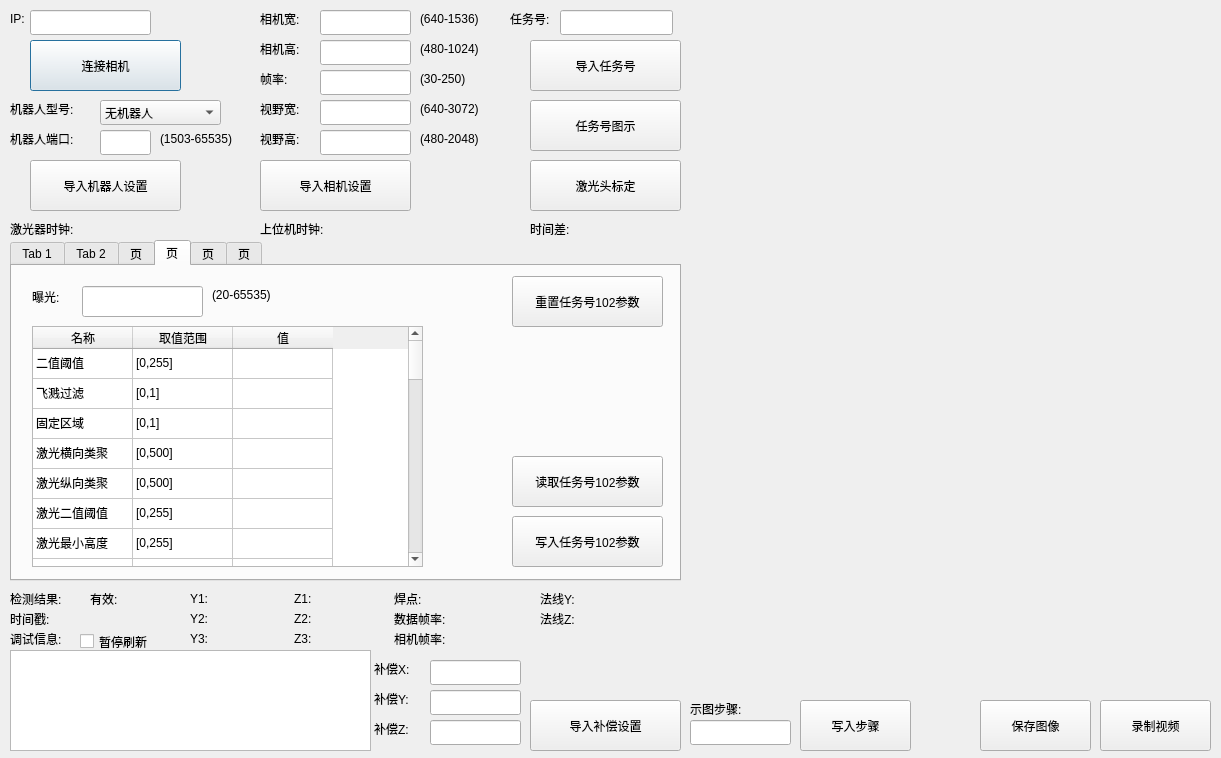
The window that qtmysunnydlg.ui (qubo188612/qtmysunny) describes before a commit, drawn with Qt 5.
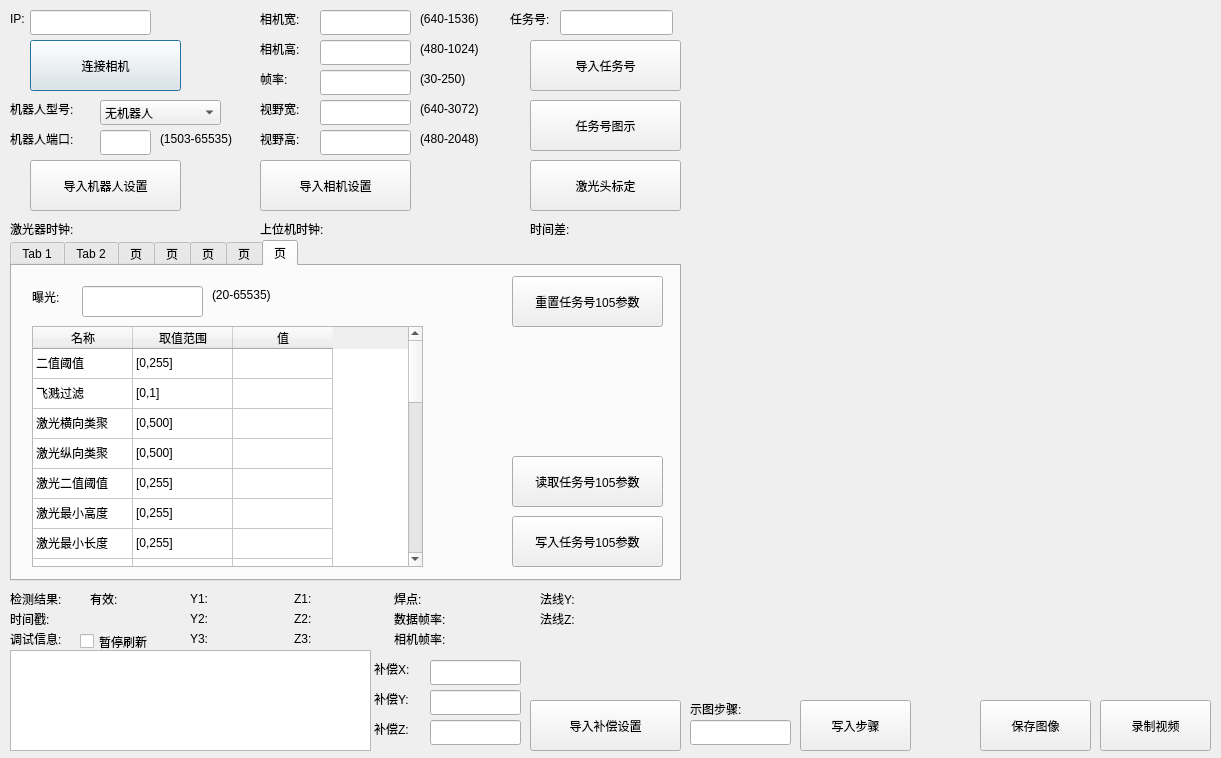
The same window after the commit. Custom widgets are drawn as their Qt base class.

Patch:
```diff
--- a/qtmysunnydlg.ui
+++ b/qtmysunnydlg.ui
@@ -580,7 +580,7 @@
     </rect>
    </property>
    <property name="currentIndex">
-    <number>3</number>
+    <number>6</number>
    </property>
    <widget class="QWidget" name="tab">
     <attribute name="title">
@@ -3729,6 +3729,594 @@
      </property>
     </widget>
    </widget>
+   <widget class="QWidget" name="tab_7">
+    <attribute name="title">
+     <string>页</string>
+    </attribute>
+    <widget class="QTableWidget" name="tab7tableWidget">
+     <property name="geometry">
+      <rect>
+       <x>20</x>
+       <y>60</y>
+       <width>391</width>
+       <height>241</height>
+      </rect>
+     </property>
+     <attribute name="verticalHeaderVisible">
+      <bool>false</bool>
+     </attribute>
+     <row>
+      <property name="text">
+       <string>1</string>
+      </property>
+     </row>
+     <row>
+      <property name="text">
+       <string>2</string>
+      </property>
+     </row>
+     <row>
+      <property name="text">
+       <string>3</string>
+      </property>
+     </row>
+     <row>
+      <property name="text">
+       <string>4</string>
+      </property>
+     </row>
+     <row>
+      <property name="text">
+       <string>5</string>
+      </property>
+     </row>
+     <row>
+      <property name="text">
+       <string>6</string>
+      </property>
+     </row>
+     <row>
+      <property name="text">
+       <string>7</string>
+      </property>
+     </row>
+     <row>
+      <property name="text">
+       <string>8</string>
+      </property>
+     </row>
+     <row>
+      <property name="text">
+       <string>9</string>
+      </property>
+     </row>
+     <row>
+      <property name="text">
+       <string>10</string>
+      </property>
+     </row>
+     <row>
+      <property name="text">
+       <string>11</string>
+      </property>
+     </row>
+     <row>
+      <property name="text">
+       <string>12</string>
+      </property>
+     </row>
+     <row>
+      <property name="text">
+       <string>13</string>
+      </property>
+     </row>
+     <row>
+      <property name="text">
+       <string>14</string>
+      </property>
+     </row>
+     <row>
+      <property name="text">
+       <string>15</string>
+      </property>
+     </row>
+     <row>
+      <property name="text">
+       <string>16</string>
+      </property>
+     </row>
+     <row>
+      <property name="text">
+       <string>17</string>
+      </property>
+     </row>
+     <row>
+      <property name="text">
+       <string>18</string>
+      </property>
+     </row>
+     <row>
+      <property name="text">
+       <string>19</string>
+      </property>
+     </row>
+     <row>
+      <property name="text">
+       <string>20</string>
+      </property>
+     </row>
+     <row>
+      <property name="text">
+       <string>21</string>
+      </property>
+     </row>
+     <row>
+      <property name="text">
+       <string>22</string>
+      </property>
+     </row>
+     <row>
+      <property name="text">
+       <string>23</string>
+      </property>
+     </row>
+     <row>
+      <property name="text">
+       <string>24</string>
+      </property>
+     </row>
+     <column>
+      <property name="text">
+       <string>名称</string>
+      </property>
+     </column>
+     <column>
+      <property name="text">
+       <string>取值范围</string>
+      </property>
+     </column>
+     <column>
+      <property name="text">
+       <string>值</string>
+      </property>
+     </column>
+     <item row="0" column="0">
+      <property name="text">
+       <string>二值阈值</string>
+      </property>
+     </item>
+     <item row="0" column="1">
+      <property name="text">
+       <string>[0,255]</string>
+      </property>
+     </item>
+     <item row="0" column="2">
+      <property name="text">
+       <string/>
+      </property>
+     </item>
+     <item row="1" column="0">
+      <property name="text">
+       <string>飞溅过滤</string>
+      </property>
+     </item>
+     <item row="1" column="1">
+      <property name="text">
+       <string>[0,1]</string>
+      </property>
+     </item>
+     <item row="1" column="2">
+      <property name="text">
+       <string/>
+      </property>
+     </item>
+     <item row="2" column="0">
+      <property name="text">
+       <string>激光横向类聚</string>
+      </property>
+     </item>
+     <item row="2" column="1">
+      <property name="text">
+       <string>[0,500]</string>
+      </property>
+     </item>
+     <item row="2" column="2">
+      <property name="text">
+       <string/>
+      </property>
+     </item>
+     <item row="3" column="0">
+      <property name="text">
+       <string>激光纵向类聚</string>
+      </property>
+     </item>
+     <item row="3" column="1">
+      <property name="text">
+       <string>[0,500]</string>
+      </property>
+     </item>
+     <item row="3" column="2">
+      <property name="text">
+       <string/>
+      </property>
+     </item>
+     <item row="4" column="0">
+      <property name="text">
+       <string>激光二值阈值</string>
+      </property>
+     </item>
+     <item row="4" column="1">
+      <property name="text">
+       <string>[0,255]</string>
+      </property>
+     </item>
+     <item row="4" column="2">
+      <property name="text">
+       <string/>
+      </property>
+     </item>
+     <item row="5" column="0">
+      <property name="text">
+       <string>激光最小高度</string>
+      </property>
+     </item>
+     <item row="5" column="1">
+      <property name="text">
+       <string>[0,255]</string>
+      </property>
+     </item>
+     <item row="5" column="2">
+      <property name="text">
+       <string/>
+      </property>
+     </item>
+     <item row="6" column="0">
+      <property name="text">
+       <string>激光最小长度</string>
+      </property>
+     </item>
+     <item row="6" column="1">
+      <property name="text">
+       <string>[0,255]</string>
+      </property>
+     </item>
+     <item row="6" column="2">
+      <property name="text">
+       <string/>
+      </property>
+     </item>
+     <item row="7" column="0">
+      <property name="text">
+       <string>激光最粗限制</string>
+      </property>
+     </item>
+     <item row="7" column="1">
+      <property name="text">
+       <string>[0,20]</string>
+      </property>
+     </item>
+     <item row="7" column="2">
+      <property name="text">
+       <string/>
+      </property>
+     </item>
+     <item row="8" column="0">
+      <property name="text">
+       <string>上半激光最大斜率</string>
+      </property>
+     </item>
+     <item row="8" column="1">
+      <property name="text">
+       <string>[-5000,5000]</string>
+      </property>
+     </item>
+     <item row="8" column="2">
+      <property name="text">
+       <string/>
+      </property>
+     </item>
+     <item row="9" column="0">
+      <property name="text">
+       <string>上半激光最小斜率</string>
+      </property>
+     </item>
+     <item row="9" column="1">
+      <property name="text">
+       <string>[-5000,5000]</string>
+      </property>
+     </item>
+     <item row="9" column="2">
+      <property name="text">
+       <string/>
+      </property>
+     </item>
+     <item row="10" column="0">
+      <property name="text">
+       <string>上半激光最小距离</string>
+      </property>
+     </item>
+     <item row="10" column="1">
+      <property name="text">
+       <string>[1,500]</string>
+      </property>
+     </item>
+     <item row="10" column="2">
+      <property name="text">
+       <string/>
+      </property>
+     </item>
+     <item row="11" column="0">
+      <property name="text">
+       <string>下半激光最小斜率</string>
+      </property>
+     </item>
+     <item row="11" column="1">
+      <property name="text">
+       <string>[-5000,5000]</string>
+      </property>
+     </item>
+     <item row="11" column="2">
+      <property name="text">
+       <string/>
+      </property>
+     </item>
+     <item row="12" column="0">
+      <property name="text">
+       <string>下半激光最大斜率</string>
+      </property>
+     </item>
+     <item row="12" column="1">
+      <property name="text">
+       <string>[-5000,5000]</string>
+      </property>
+     </item>
+     <item row="12" column="2">
+      <property name="text">
+       <string/>
+      </property>
+     </item>
+     <item row="13" column="0">
+      <property name="text">
+       <string>下半激光最小距离</string>
+      </property>
+     </item>
+     <item row="13" column="1">
+      <property name="text">
+       <string>[1,500]</string>
+      </property>
+     </item>
+     <item row="13" column="2">
+      <property name="text">
+       <string/>
+      </property>
+     </item>
+     <item row="14" column="0">
+      <property name="text">
+       <string>焊缝两侧最近统计点</string>
+      </property>
+     </item>
+     <item row="14" column="1">
+      <property name="text">
+       <string>[1,500]</string>
+      </property>
+     </item>
+     <item row="14" column="2">
+      <property name="text">
+       <string/>
+      </property>
+     </item>
+     <item row="15" column="0">
+      <property name="text">
+       <string>焊缝两侧最远统计点</string>
+      </property>
+     </item>
+     <item row="15" column="1">
+      <property name="text">
+       <string>[1,500]</string>
+      </property>
+     </item>
+     <item row="15" column="2">
+      <property name="text">
+       <string/>
+      </property>
+     </item>
+     <item row="16" column="0">
+      <property name="text">
+       <string>检测区域开关</string>
+      </property>
+     </item>
+     <item row="16" column="1">
+      <property name="text">
+       <string>[0,1]</string>
+      </property>
+     </item>
+     <item row="16" column="2">
+      <property name="text">
+       <string/>
+      </property>
+     </item>
+     <item row="17" column="0">
+      <property name="text">
+       <string>检测区域左</string>
+      </property>
+     </item>
+     <item row="17" column="1">
+      <property name="text">
+       <string>[0,2048)</string>
+      </property>
+     </item>
+     <item row="17" column="2">
+      <property name="text">
+       <string/>
+      </property>
+     </item>
+     <item row="18" column="0">
+      <property name="text">
+       <string>检测区域右</string>
+      </property>
+     </item>
+     <item row="18" column="1">
+      <property name="text">
+       <string>[0,2048)</string>
+      </property>
+     </item>
+     <item row="18" column="2">
+      <property name="text">
+       <string/>
+      </property>
+     </item>
+     <item row="19" column="0">
+      <property name="text">
+       <string>检测区域上</string>
+      </property>
+     </item>
+     <item row="19" column="1">
+      <property name="text">
+       <string>[0,3072)</string>
+      </property>
+     </item>
+     <item row="19" column="2">
+      <property name="text">
+       <string/>
+      </property>
+     </item>
+     <item row="20" column="0">
+      <property name="text">
+       <string>检测区域下</string>
+      </property>
+     </item>
+     <item row="20" column="1">
+      <property name="text">
+       <string>[0,3072)</string>
+      </property>
+     </item>
+     <item row="20" column="2">
+      <property name="text">
+       <string/>
+      </property>
+     </item>
+     <item row="21" column="0">
+      <property name="text">
+       <string>拐点阈值</string>
+      </property>
+     </item>
+     <item row="21" column="1">
+      <property name="text">
+       <string>[0,5000]</string>
+      </property>
+     </item>
+     <item row="21" column="2">
+      <property name="text">
+       <string/>
+      </property>
+     </item>
+     <item row="22" column="0">
+      <property name="text">
+       <string>拐点附近检测距离</string>
+      </property>
+     </item>
+     <item row="22" column="1">
+      <property name="text">
+       <string>[0,500]</string>
+      </property>
+     </item>
+     <item row="22" column="2">
+      <property name="text">
+       <string/>
+      </property>
+     </item>
+     <item row="23" column="0">
+      <property name="text">
+       <string>采用底面法向量</string>
+      </property>
+     </item>
+     <item row="23" column="1">
+      <property name="text">
+       <string>[0,1]</string>
+      </property>
+     </item>
+     <item row="23" column="2">
+      <property name="text">
+       <string/>
+      </property>
+     </item>
+    </widget>
+    <widget class="QLabel" name="tab7label_2">
+     <property name="geometry">
+      <rect>
+       <x>200</x>
+       <y>20</y>
+       <width>81</width>
+       <height>17</height>
+      </rect>
+     </property>
+     <property name="text">
+      <string>(20-65535)</string>
+     </property>
+    </widget>
+    <widget class="QPushButton" name="initTab7Btn">
+     <property name="geometry">
+      <rect>
+       <x>500</x>
+       <y>10</y>
+       <width>151</width>
+       <height>51</height>
+      </rect>
+     </property>
+     <property name="text">
+      <string>重置任务号105参数</string>
+     </property>
+    </widget>
+    <widget class="QLineEdit" name="alg105_threshold">
+     <property name="geometry">
+      <rect>
+       <x>70</x>
+       <y>20</y>
+       <width>121</width>
+       <height>31</height>
+      </rect>
+     </property>
+    </widget>
+    <widget class="QLabel" name="tab7label_1">
+     <property name="geometry">
+      <rect>
+       <x>20</x>
+       <y>20</y>
+       <width>41</width>
+       <height>21</height>
+      </rect>
+     </property>
+     <property name="text">
+      <string>曝光:</string>
+     </property>
+    </widget>
+    <widget class="QPushButton" name="readTab7Btn">
+     <property name="geometry">
+      <rect>
+       <x>500</x>
+       <y>190</y>
+       <width>151</width>
+       <height>51</height>
+      </rect>
+     </property>
+     <property name="text">
+      <string>读取任务号105参数</string>
+     </property>
+    </widget>
+    <widget class="QPushButton" name="writeTab7Btn">
+     <property name="geometry">
+      <rect>
+       <x>500</x>
+       <y>250</y>
+       <width>151</width>
+       <height>51</height>
+      </rect>
+     </property>
+     <property name="text">
+      <string>写入任务号105参数</string>
+     </property>
+    </widget>
+   </widget>
   </widget>
   <widget class="QLabel" name="label_30">
    <property name="geometry">
```
Left out of the diff: 20 changed lines with no effect on the pictures.
